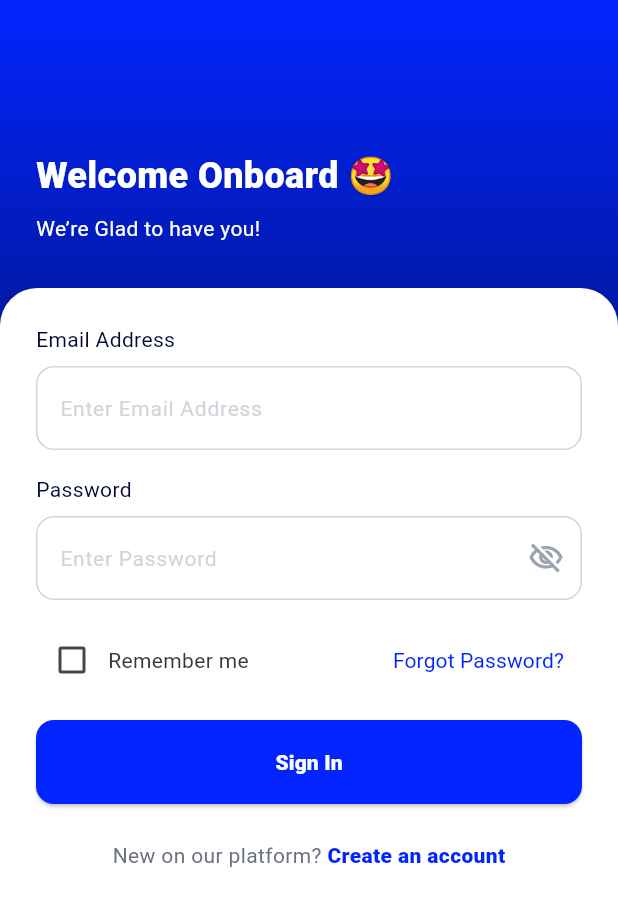
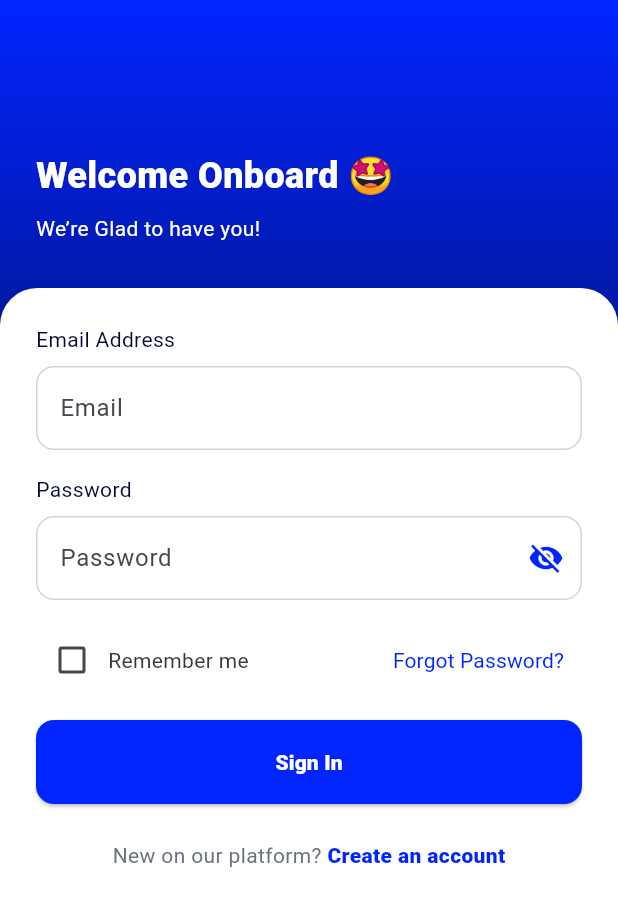
Before and after one commit to yaramohamed16/Exam_APP, a Flutter app: the screen it shows after launch, on a phone screen of 412 x 824 dp. Shown: the top 906 px of the screen. Run offline on Flutter 3.47's test engine with Material 3 defaults, Android fonts, the phone set to English and light mode, and no system bars; our stand-ins replace bloc, carousel_slider, dio, dots_indicator, flutter_bloc, get_it and 4 more; missing offline and left inert: icon_broken; accounts and stored records are empty.

Commit message:
Last Commit

```diff
--- a/lib/modules/login/view/login.dart
+++ b/lib/modules/login/view/login.dart
@@ -6,6 +6,7 @@ import 'package:flutter_bloc/flutter_bloc.dart';
 import 'package:get_it/get_it.dart';
 
 import '../../../shared/storage/app_storage.dart';
+import '../widgets/text_form_field.dart';
 
 class LoginPage extends StatefulWidget {
   const LoginPage({super.key});
@@ -30,11 +31,10 @@ class _LoginPageState extends State<LoginPage> {
         create: (context) => LoginCubit(), // Provide LoginCubit here
         child: BlocConsumer<LoginCubit, LoginState>(
           listener: (context, state) {
-            if(state is LoginLoading){
+            if (state is LoginLoading) {
               ScaffoldMessenger.of(context).showSnackBar(
                 const SnackBar(
-                  content:
-                  Text('Loading....'),
+                  content: Text('Loading....'),
                 ),
               );
             }
@@ -122,27 +122,10 @@ class _LoginPageState extends State<LoginPage> {
                               ),
                             ),
                             const SizedBox(height: 8),
-                            TextField(
-                              controller: emailController,
-                              decoration: InputDecoration(
-                                border: OutlineInputBorder(
-                                  borderRadius: BorderRadius.circular(12.0),
-                                  borderSide: const BorderSide(
-                                    color: Color(0xffD1D5DB),
-                                  ),
-                                ),
-                                enabledBorder: OutlineInputBorder(
-                                  borderRadius: BorderRadius.circular(12.0),
-                                  borderSide: const BorderSide(
-                                    color: Color(0xffD1D5DB),
-                                  ),
-                                ),
-                                hintText: 'Enter Email Address',
-                                hintStyle: const TextStyle(
-                                    fontSize: 14, color: Color(0xffD1D5DB)),
-                                fillColor: Colors.white,
-                                filled: true,
-                              ),
+                            defaultTextFormField(
+                              control: emailController,
+                              text: 'Email',
+                              type: TextInputType.emailAddress,
                             ),
                             const SizedBox(height: 16),
                             const Text(
@@ -155,43 +138,19 @@ class _LoginPageState extends State<LoginPage> {
                               ),
                             ),
                             const SizedBox(height: 8),
-                            TextField(
-                              controller: passwordController,
-                              obscureText: showPassword,
-                              decoration: InputDecoration(
-                                suffixIcon: IconButton(
-                                    onPressed: () {
-                                      setState(() {
-                                        showPassword = !showPassword;
-                                      });
-                                    },
-                                    icon: showPassword
-                                        ? const Icon(
-                                            Icons.visibility_off_outlined,
-                                            color: Color(0xff9CA3AF),
-                                          )
-                                        : const Icon(
-                                            Icons.visibility_outlined,
-                                            color: Color(0xff9CA3AF),
-                                          )),
-                                border: OutlineInputBorder(
-                                  borderRadius: BorderRadius.circular(12.0),
-                                  borderSide: const BorderSide(
-                                    color: Color(0xffD1D5DB),
-                                  ),
-                                ),
-                                enabledBorder: OutlineInputBorder(
-                                  borderRadius: BorderRadius.circular(12.0),
-                                  borderSide: const BorderSide(
-                                    color: Color(0xffD1D5DB),
-                                  ),
-                                ),
-                                hintText: 'Enter Password',
-                                hintStyle: const TextStyle(
-                                    fontSize: 14, color: Color(0xffD1D5DB)),
-                                fillColor: Colors.white,
-                                filled: true,
-                              ),
+                            defaultTextFormField(
+                              control: passwordController,
+                              isPassword: showPassword,
+                              text: "Password",
+                              type: TextInputType.visiblePassword,
+                              suffix: showPassword
+                                  ? Icons.visibility_off
+                                  : Icons.visibility,
+                              suffixPressed: () {
+                                setState(() {
+                                  showPassword = !showPassword;
+                                });
+                              },
                             ),
                             const SizedBox(height: 16),
                             Row(
@@ -284,8 +243,9 @@ class _LoginPageState extends State<LoginPage> {
                                 ),
                                 GestureDetector(
                                   onTap: () {
-                                    print( GetIt.instance
-                                        .get<AppStorage>().getToken());
+                                    print(GetIt.instance
+                                        .get<AppStorage>()
+                                        .getToken());
                                   },
                                   child: const Text(
                                     'Create an account',
--- /dev/null
+++ b/lib/modules/login/widgets/text_form_field.dart
@@ -0,0 +1,45 @@
+import 'package:exams_app/shared/components/colors/constants.dart';
+import 'package:flutter/material.dart';
+
+Widget defaultTextFormField({
+  required TextEditingController control,
+  required String text,
+  required TextInputType type,
+  bool isPassword = false,
+  IconData? suffix,
+  void Function(String)? onSubmit, // Update the type to accept a string
+  void Function(String)? onChange, // Update the type to accept a string
+
+  VoidCallback? suffixPressed,
+}) =>
+    TextFormField(
+      controller: control,
+      decoration: InputDecoration(
+        hintText: text,
+        border: OutlineInputBorder(
+          borderRadius: BorderRadius.circular(12.0),
+          borderSide: const BorderSide(
+            color: Color(0xffD1D5DB),
+          ),
+        ),
+        enabledBorder: OutlineInputBorder(
+          borderRadius: BorderRadius.circular(12.0),
+          borderSide: const BorderSide(
+            color: Color(0xffD1D5DB),
+          ),
+        ),
+        suffixIcon: suffix != null
+            ? IconButton(
+          onPressed: suffixPressed,
+          icon: Icon(suffix,color: mainColor),
+        )
+            : null,
+      ),
+      keyboardType: type,
+      obscureText: isPassword,
+      onFieldSubmitted: onSubmit,
+      // Pass onSubmit directly
+      onChanged: onChange,
+      // Pass onChange directly
+
+    );
```
